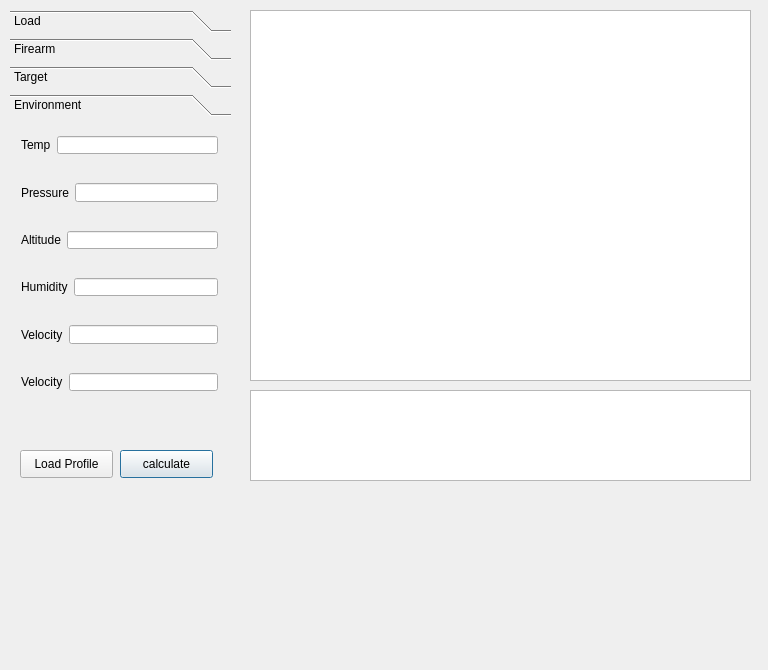
Before: the Qt Designer form trajui/trajectoryui.ui in jw3/traj, drawn with Qt 5.
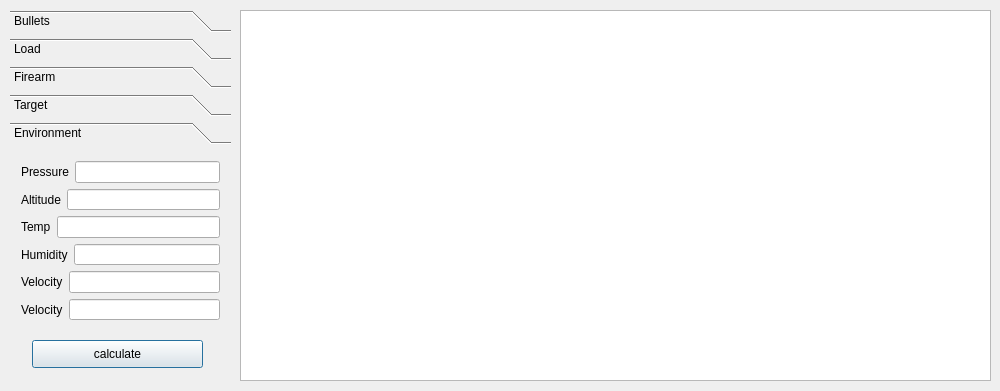
After: the same form once the commit is applied. The open tabs and pages were chosen to show the change.

Commit message: initial work on the db backend have a nearly completed bullet db based on sierra data in place some ui updates also got rolled in to this update

What changed in the file:
```diff
--- a/trajui/trajectoryui.ui
+++ b/trajui/trajectoryui.ui
@@ -6,19 +6,22 @@
    <rect>
     <x>0</x>
     <y>0</y>
-    <width>768</width>
-    <height>670</height>
+    <width>1000</width>
+    <height>391</height>
    </rect>
   </property>
   <property name="windowTitle">
    <string>TrajectoryUI</string>
   </property>
+  <property name="styleSheet">
+   <string notr="true"/>
+  </property>
   <widget class="QPushButton" name="calculateButton">
    <property name="geometry">
     <rect>
-     <x>120</x>
-     <y>450</y>
-     <width>93</width>
+     <x>32</x>
+     <y>340</y>
+     <width>171</width>
      <height>28</height>
     </rect>
    </property>
@@ -29,22 +32,12 @@
     <string>calculate</string>
    </property>
   </widget>
-  <widget class="QTextEdit" name="resultsTextEdit">
-   <property name="geometry">
-    <rect>
-     <x>250</x>
-     <y>390</y>
-     <width>501</width>
-     <height>91</height>
-    </rect>
-   </property>
-  </widget>
   <widget class="QTableView" name="tableView">
    <property name="geometry">
     <rect>
-     <x>250</x>
+     <x>240</x>
      <y>10</y>
-     <width>501</width>
+     <width>751</width>
      <height>371</height>
     </rect>
    </property>
@@ -79,12 +72,62 @@
      <x>10</x>
      <y>10</y>
      <width>221</width>
-     <height>421</height>
+     <height>311</height>
     </rect>
    </property>
+   <property name="styleSheet">
+    <string notr="true"/>
+   </property>
+   <property name="frameShape">
+    <enum>QFrame::NoFrame</enum>
+   </property>
+   <property name="frameShadow">
+    <enum>QFrame::Plain</enum>
+   </property>
    <property name="currentIndex">
     <number>0</number>
    </property>
+   <widget class="QWidget" name="profilesPage">
+    <attribute name="label">
+     <string>Bullets</string>
+    </attribute>
+    <widget class="QListView" name="listView">
+     <property name="geometry">
+      <rect>
+       <x>0</x>
+       <y>0</y>
+       <width>221</width>
+       <height>111</height>
+      </rect>
+     </property>
+    </widget>
+    <widget class="QPushButton" name="pushButton">
+     <property name="geometry">
+      <rect>
+       <x>10</x>
+       <y>120</y>
+       <width>93</width>
+       <height>28</height>
+      </rect>
+     </property>
+     <property name="text">
+      <string>Load</string>
+     </property>
+    </widget>
+    <widget class="QPushButton" name="pushButton_2">
+     <property name="geometry">
+      <rect>
+       <x>120</x>
+       <y>120</y>
+       <width>93</width>
+       <height>28</height>
+      </rect>
+     </property>
+     <property name="text">
+      <string>Edit</string>
+     </property>
+    </widget>
+   </widget>
    <widget class="QWidget" name="loadPage">
     <property name="geometry">
      <rect>
@@ -438,6 +481,14 @@
     </widget>
    </widget>
    <widget class="QWidget" name="environmentPage">
+    <property name="geometry">
+     <rect>
+      <x>0</x>
+      <y>0</y>
+      <width>221</width>
+      <height>156</height>
+     </rect>
+    </property>
     <attribute name="label">
      <string>Environment</string>
     </attribute>
@@ -445,33 +496,13 @@
      <property name="geometry">
       <rect>
        <x>0</x>
-       <y>98</y>
-       <width>219</width>
-       <height>40</height>
+       <y>0</y>
+       <width>221</width>
+       <height>181</height>
       </rect>
      </property>
-     <layout class="QHBoxLayout" name="horizontalLayout_16">
+     <layout class="QVBoxLayout" name="verticalLayout_4">
       <item>
-       <widget class="QLabel" name="velocityLabel_16">
-        <property name="text">
-         <string>Altitude</string>
-        </property>
-       </widget>
-      </item>
-      <item>
-       <widget class="QLineEdit" name="velocityLineEdit_16"/>
-      </item>
-     </layout>
-    </widget>
-    <widget class="QWidget" name="horizontalLayoutWidget_17">
-     <property name="geometry">
-      <rect>
-       <x>0</x>
-       <y>50</y>
-       <width>219</width>
-       <height>41</height>
-      </rect>
-     </property>
      <layout class="QHBoxLayout" name="horizontalLayout_17">
       <item>
        <widget class="QLabel" name="velocityLabel_17">
@@ -484,60 +515,22 @@
        <widget class="QLineEdit" name="velocityLineEdit_17"/>
       </item>
      </layout>
-    </widget>
-    <widget class="QWidget" name="horizontalLayoutWidget_18">
-     <property name="geometry">
-      <rect>
-       <x>0</x>
-       <y>192</y>
-       <width>219</width>
-       <height>41</height>
-      </rect>
-     </property>
-     <layout class="QHBoxLayout" name="horizontalLayout_18">
-      <item>
-       <widget class="QLabel" name="velocityLabel_18">
-        <property name="text">
-         <string>Velocity</string>
-        </property>
-       </widget>
       </item>
       <item>
-       <widget class="QLineEdit" name="velocityLineEdit_18"/>
-      </item>
-     </layout>
-    </widget>
-    <widget class="QWidget" name="horizontalLayoutWidget_19">
-     <property name="geometry">
-      <rect>
-       <x>0</x>
-       <y>145</y>
-       <width>219</width>
-       <height>40</height>
-      </rect>
-     </property>
-     <layout class="QHBoxLayout" name="horizontalLayout_19">
+       <layout class="QHBoxLayout" name="horizontalLayout_16">
       <item>
-       <widget class="QLabel" name="velocityLabel_19">
+         <widget class="QLabel" name="velocityLabel_16">
         <property name="text">
-         <string>Humidity</string>
+           <string>Altitude</string>
         </property>
        </widget>
       </item>
       <item>
-       <widget class="QLineEdit" name="velocityLineEdit_19"/>
-      </item>
-     </layout>
-    </widget>
-    <widget class="QWidget" name="horizontalLayoutWidget_20">
-     <property name="geometry">
-      <rect>
-       <x>0</x>
-       <y>3</y>
-       <width>219</width>
-       <height>40</height>
-      </rect>
-     </property>
+         <widget class="QLineEdit" name="velocityLineEdit_16"/>
+        </item>
+       </layout>
+      </item>
+      <item>
      <layout class="QHBoxLayout" name="horizontalLayout_20">
       <item>
        <widget class="QLabel" name="velocityLabel_20">
@@ -550,16 +543,36 @@
        <widget class="QLineEdit" name="velocityLineEdit_20"/>
       </item>
      </layout>
-    </widget>
-    <widget class="QWidget" name="horizontalLayoutWidget_21">
-     <property name="geometry">
-      <rect>
-       <x>0</x>
-       <y>240</y>
-       <width>219</width>
-       <height>40</height>
-      </rect>
-     </property>
+      </item>
+      <item>
+       <layout class="QHBoxLayout" name="horizontalLayout_19">
+        <item>
+         <widget class="QLabel" name="velocityLabel_19">
+          <property name="text">
+           <string>Humidity</string>
+          </property>
+         </widget>
+        </item>
+        <item>
+         <widget class="QLineEdit" name="velocityLineEdit_19"/>
+        </item>
+       </layout>
+      </item>
+      <item>
+       <layout class="QHBoxLayout" name="horizontalLayout_18">
+        <item>
+         <widget class="QLabel" name="velocityLabel_18">
+          <property name="text">
+           <string>Velocity</string>
+          </property>
+         </widget>
+        </item>
+        <item>
+         <widget class="QLineEdit" name="velocityLineEdit_18"/>
+        </item>
+       </layout>
+      </item>
+      <item>
      <layout class="QHBoxLayout" name="horizontalLayout_21">
       <item>
        <widget class="QLabel" name="velocityLabel_21">
@@ -572,22 +585,11 @@
        <widget class="QLineEdit" name="velocityLineEdit_21"/>
       </item>
      </layout>
+      </item>
+     </layout>
     </widget>
    </widget>
   </widget>
-  <widget class="QPushButton" name="pushButton">
-   <property name="geometry">
-    <rect>
-     <x>20</x>
-     <y>450</y>
-     <width>93</width>
-     <height>28</height>
-    </rect>
-   </property>
-   <property name="text">
-    <string>Load Profile</string>
-   </property>
-  </widget>
  </widget>
  <layoutdefault spacing="6" margin="11"/>
  <resources/>
```
Left out of the diff: 295 changed lines with no effect on the pictures. Lines whose indentation alone changed are shown as unchanged. The commit also changes 17 other files.
